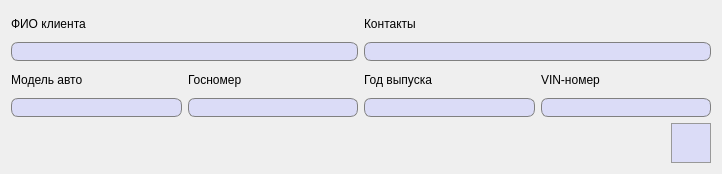
The window that AddClient.ui (FediiBohdan/TechService) describes before a commit, drawn with Qt 5.
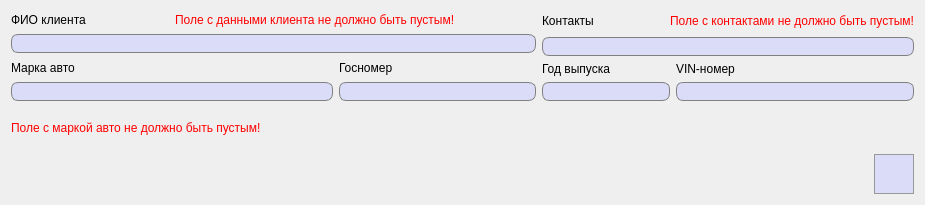
The same window after the commit. Icons and pictures are not drawn.

Commit message: Changes in Orders / Clients classes

What changed in the file:
```diff
--- a/AddClient.ui
+++ b/AddClient.ui
@@ -6,15 +6,15 @@
    <rect>
     <x>0</x>
     <y>0</y>
-    <width>722</width>
-    <height>174</height>
+    <width>925</width>
+    <height>205</height>
    </rect>
   </property>
   <property name="windowTitle">
    <string>Добавление клиента</string>
   </property>
-  <layout class="QGridLayout" name="gridLayout_2">
-   <item row="1" column="1">
+  <layout class="QGridLayout" name="gridLayout_3">
+   <item row="2" column="2">
     <widget class="QPushButton" name="saveClientButton">
      <property name="minimumSize">
       <size>
@@ -22,6 +22,12 @@
        <height>40</height>
       </size>
      </property>
+     <property name="maximumSize">
+      <size>
+       <width>40</width>
+       <height>40</height>
+      </size>
+     </property>
      <property name="styleSheet">
       <string notr="true">QPushButton {
 	background-color: #dbdcf7;
@@ -53,23 +59,168 @@
      </property>
     </widget>
    </item>
-   <item row="1" column="0">
-    <spacer name="horizontalSpacer">
-     <property name="orientation">
-      <enum>Qt::Horizontal</enum>
-     </property>
-     <property name="sizeHint" stdset="0">
-      <size>
-       <width>40</width>
-       <height>20</height>
-      </size>
-     </property>
-    </spacer>
-   </item>
-   <item row="0" column="0" colspan="2">
+   <item row="0" column="0">
     <layout class="QGridLayout" name="gridLayout">
-     <item row="3" column="0">
+     <item row="0" column="0">
+      <widget class="QLabel" name="label">
+       <property name="font">
+        <font>
+         <pointsize>9</pointsize>
+        </font>
+       </property>
+       <property name="text">
+        <string>ФИО клиента</string>
+       </property>
+      </widget>
+     </item>
+     <item row="0" column="1" colspan="2">
+      <widget class="QLabel" name="nameErrorLabel">
+       <property name="font">
+        <font>
+         <pointsize>9</pointsize>
+        </font>
+       </property>
+       <property name="styleSheet">
+        <string notr="true">QLabel {
+	color: red;
+}</string>
+       </property>
+       <property name="text">
+        <string>Поле с данными клиента не должно быть пустым!</string>
+       </property>
+      </widget>
+     </item>
+     <item row="1" column="0" colspan="3">
+      <widget class="QLineEdit" name="clientFMLnameLine">
+       <property name="font">
+        <font>
+         <pointsize>10</pointsize>
+        </font>
+       </property>
+       <property name="styleSheet">
+        <string notr="true">QLineEdit {
+	border: 1px solid gray;
+    border-radius: 7px;
+    background-color: #dbdcf7;
+	padding-left: 3px;
+}</string>
+       </property>
+       <property name="frame">
+        <bool>true</bool>
+       </property>
+      </widget>
+     </item>
+     <item row="2" column="2">
+      <widget class="QLabel" name="label_4">
+       <property name="font">
+        <font>
+         <pointsize>9</pointsize>
+        </font>
+       </property>
+       <property name="text">
+        <string>Госномер</string>
+       </property>
+      </widget>
+     </item>
+     <item row="3" column="0" colspan="2">
       <widget class="QLineEdit" name="autoModelLine">
+       <property name="minimumSize">
+        <size>
+         <width>0</width>
+         <height>0</height>
+        </size>
+       </property>
+       <property name="maximumSize">
+        <size>
+         <width>16777215</width>
+         <height>16777215</height>
+        </size>
+       </property>
+       <property name="font">
+        <font>
+         <pointsize>10</pointsize>
+        </font>
+       </property>
+       <property name="styleSheet">
+        <string notr="true">QLineEdit {
+	border: 1px solid gray;
+    border-radius: 7px;
+    background-color: #dbdcf7;
+	padding-left: 3px;
+}</string>
+       </property>
+       <property name="frame">
+        <bool>true</bool>
+       </property>
+      </widget>
+     </item>
+     <item row="3" column="2">
+      <widget class="QLineEdit" name="autoLicensePlateLine">
+       <property name="maximumSize">
+        <size>
+         <width>197</width>
+         <height>16777215</height>
+        </size>
+       </property>
+       <property name="font">
+        <font>
+         <pointsize>10</pointsize>
+        </font>
+       </property>
+       <property name="styleSheet">
+        <string notr="true">QLineEdit {
+	border: 1px solid gray;
+    border-radius: 7px;
+    background-color: #dbdcf7;
+	padding-left: 3px;
+}</string>
+       </property>
+       <property name="frame">
+        <bool>true</bool>
+       </property>
+      </widget>
+     </item>
+     <item row="2" column="0" colspan="2">
+      <widget class="QLabel" name="label_3">
+       <property name="font">
+        <font>
+         <pointsize>9</pointsize>
+        </font>
+       </property>
+       <property name="text">
+        <string>Марка авто</string>
+       </property>
+      </widget>
+     </item>
+    </layout>
+   </item>
+   <item row="1" column="0">
+    <widget class="QLabel" name="autoErrorLabel">
+     <property name="font">
+      <font>
+       <pointsize>9</pointsize>
+      </font>
+     </property>
+     <property name="styleSheet">
+      <string notr="true">QLabel {
+	color: red;
+}</string>
+     </property>
+     <property name="text">
+      <string>Поле с маркой авто не должно быть пустым!</string>
+     </property>
+    </widget>
+   </item>
+   <item row="0" column="1" colspan="2">
+    <layout class="QGridLayout" name="gridLayout_2">
+     <item row="3" column="0" colspan="3">
+      <widget class="QLineEdit" name="manufactureYearLine">
+       <property name="maximumSize">
+        <size>
+         <width>16777215</width>
+         <height>16777215</height>
+        </size>
+       </property>
        <property name="font">
         <font>
          <pointsize>10</pointsize>
@@ -90,20 +241,18 @@
      </item>
      <item row="2" column="3">
       <widget class="QLabel" name="label_6">
+       <property name="font">
+        <font>
+         <pointsize>9</pointsize>
+        </font>
+       </property>
        <property name="text">
         <string>VIN-номер</string>
        </property>
       </widget>
      </item>
-     <item row="2" column="1">
-      <widget class="QLabel" name="label_4">
-       <property name="text">
-        <string>Госномер</string>
-       </property>
-      </widget>
-     </item>
-     <item row="1" column="0" colspan="2">
-      <widget class="QLineEdit" name="clientFMLnameLine">
+     <item row="1" column="0" colspan="4">
+      <widget class="QLineEdit" name="contactsLine">
        <property name="font">
         <font>
          <pointsize>10</pointsize>
@@ -122,64 +271,44 @@
        </property>
       </widget>
      </item>
-     <item row="0" column="2" colspan="2">
-      <widget class="QLabel" name="label_2">
-       <property name="text">
-        <string>Контакты</string>
-       </property>
-      </widget>
-     </item>
-     <item row="2" column="2">
+     <item row="2" column="0" colspan="3">
       <widget class="QLabel" name="label_5">
+       <property name="font">
+        <font>
+         <pointsize>9</pointsize>
+        </font>
+       </property>
        <property name="text">
         <string>Год выпуска</string>
        </property>
       </widget>
      </item>
-     <item row="3" column="2">
-      <widget class="QLineEdit" name="manufactureYearLine">
+     <item row="0" column="0">
+      <widget class="QLabel" name="label_2">
        <property name="font">
         <font>
-         <pointsize>10</pointsize>
+         <pointsize>9</pointsize>
         </font>
        </property>
-       <property name="styleSheet">
-        <string notr="true">QLineEdit {
-	border: 1px solid gray;
-    border-radius: 7px;
-    background-color: #dbdcf7;
-	padding-left: 3px;
-}</string>
-       </property>
-       <property name="frame">
-        <bool>true</bool>
-       </property>
-      </widget>
-     </item>
-     <item row="2" column="0">
-      <widget class="QLabel" name="label_3">
        <property name="text">
-        <string>Модель авто</string>
+        <string>Контакты</string>
        </property>
       </widget>
      </item>
-     <item row="3" column="1">
-      <widget class="QLineEdit" name="autoLicensePlateLine">
+     <item row="0" column="2" colspan="2">
+      <widget class="QLabel" name="contactsErrorLabel">
        <property name="font">
         <font>
-         <pointsize>10</pointsize>
+         <pointsize>9</pointsize>
         </font>
        </property>
        <property name="styleSheet">
-        <string notr="true">QLineEdit {
-	border: 1px solid gray;
-    border-radius: 7px;
-    background-color: #dbdcf7;
-	padding-left: 3px;
+        <string notr="true">QLabel {
+	color: red;
 }</string>
        </property>
-       <property name="frame">
-        <bool>true</bool>
+       <property name="text">
+        <string>Поле с контактами не должно быть пустым!</string>
        </property>
       </widget>
      </item>
@@ -203,35 +332,34 @@
        </property>
       </widget>
      </item>
-     <item row="0" column="0" colspan="2">
-      <widget class="QLabel" name="label">
-       <property name="text">
-        <string>ФИО клиента</string>
+     <item row="0" column="1">
+      <spacer name="horizontalSpacer_2">
+       <property name="orientation">
+        <enum>Qt::Horizontal</enum>
        </property>
-      </widget>
-     </item>
-     <item row="1" column="2" colspan="2">
-      <widget class="QLineEdit" name="contactsLine">
-       <property name="font">
-        <font>
-         <pointsize>10</pointsize>
-        </font>
+       <property name="sizeHint" stdset="0">
+        <size>
+         <width>40</width>
+         <height>20</height>
+        </size>
        </property>
-       <property name="styleSheet">
-        <string notr="true">QLineEdit {
-	border: 1px solid gray;
-    border-radius: 7px;
-    background-color: #dbdcf7;
-	padding-left: 3px;
-}</string>
-       </property>
-       <property name="frame">
-        <bool>true</bool>
-       </property>
-      </widget>
+      </spacer>
      </item>
     </layout>
    </item>
+   <item row="2" column="0" colspan="2">
+    <spacer name="horizontalSpacer">
+     <property name="orientation">
+      <enum>Qt::Horizontal</enum>
+     </property>
+     <property name="sizeHint" stdset="0">
+      <size>
+       <width>40</width>
+       <height>20</height>
+      </size>
+     </property>
+    </spacer>
+   </item>
   </layout>
  </widget>
  <resources>
```
The commit also changes 5 other files.
